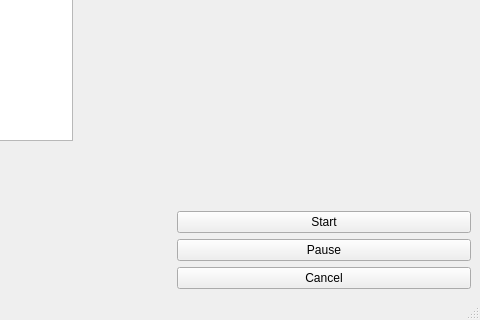
Old version of the form mainwindow.ui in the repository Mr-Youngxz/gameDemo; both pictures show x 460 to 940 and y 368 to 688 of the 940 by 688 pixel window.
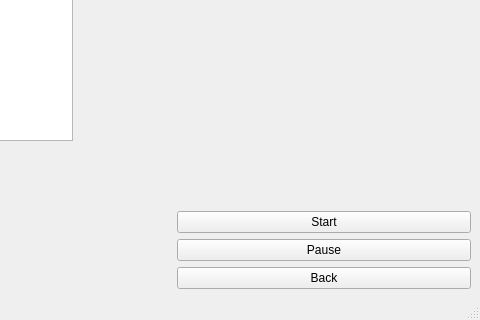
New version of the form.

```diff
--- a/mainwindow.ui
+++ b/mainwindow.ui
@@ -90,7 +90,7 @@
         <item>
          <widget class="QPushButton" name="cancel_btn">
           <property name="text">
-           <string>Cancel</string>
+           <string>Back</string>
           </property>
          </widget>
         </item>
```
Left out of the diff: 2 changed lines with no effect on the pictures.
